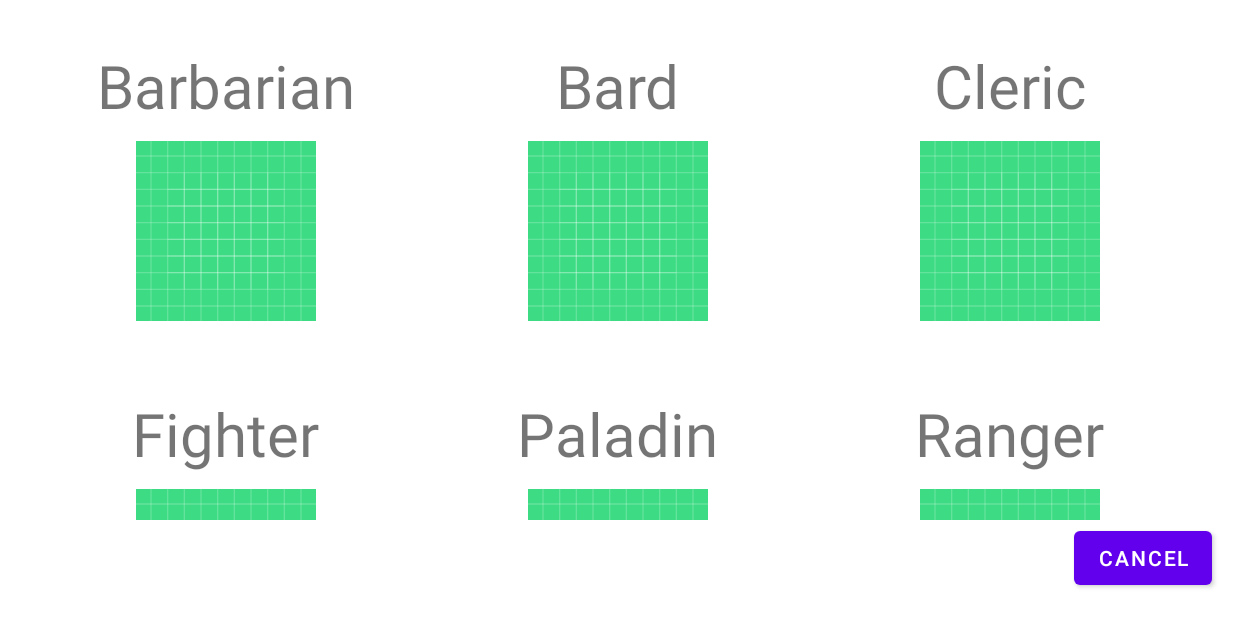
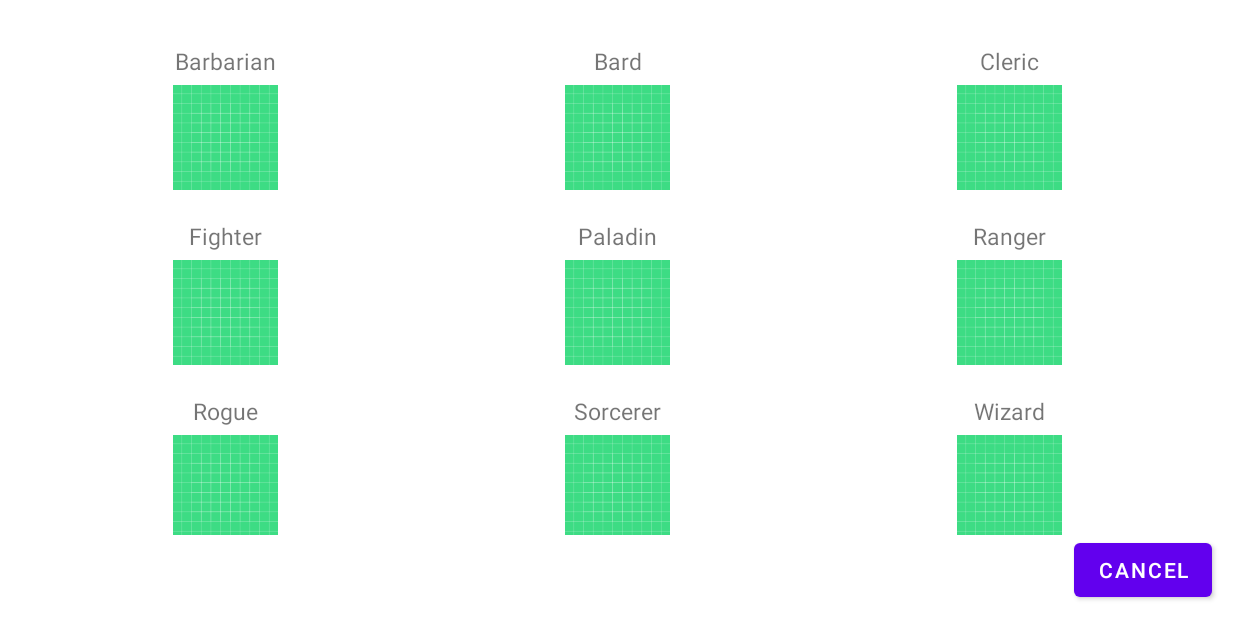
Before and after one commit to CMaio/TFG_DND, an Android app: the fragment SheetRCASelectorFragment placed in its activity, on a phone screen of 824 x 412 dp (held sideways). Run offline under Robolectric (Android 15) with nearby library versions, the phone set to English and light mode, and no system bars; our stand-ins replace Firebase (no records; nobody signed in at launch, a user with empty details on screens opened directly); pictures from the network do not load.

Commit message:
Arreglado error que no se mostraba bien los nombres

```diff
--- a/app/src/main/java/com/claudiomaiorana/tfg_dnd/usecases/character/fragment/CharacterListFragment.java
+++ b/app/src/main/java/com/claudiomaiorana/tfg_dnd/usecases/character/fragment/CharacterListFragment.java
@@ -67,8 +67,8 @@ public class CharacterListFragment extends Fragment implements AdapterCharacters
         adapter = new AdapterCharacters(dataSet, this, getActivity());
         rv_list.setAdapter(adapter);
 
-        Handler handler = new Handler();
-        handler.postDelayed(new CharacterListFragment.MyRunneable(this),0);
+       /* Handler handler = new Handler();
+        handler.postDelayed(new CharacterListFragment.MyRunneable(this),0);*/
 
         return fragmentV;
     }
--- a/app/src/main/java/com/claudiomaiorana/tfg_dnd/usecases/character/fragment/SheetRCASelectorFragment.java
+++ b/app/src/main/java/com/claudiomaiorana/tfg_dnd/usecases/character/fragment/SheetRCASelectorFragment.java
@@ -57,7 +57,7 @@ public class SheetRCASelectorFragment extends Fragment implements AdapterRCASele
 
         RecyclerView.LayoutManager layoutManager = new GridLayoutManager(getContext(),3);
         rv_rca.setLayoutManager(layoutManager);
-        if(data== null){
+        if(data == null){
             generateData();
         }
 
--- a/app/src/main/res/layout-land/fragment_sheet_rca_selector.xml
+++ b/app/src/main/res/layout-land/fragment_sheet_rca_selector.xml
@@ -14,7 +14,7 @@
         android:layout_marginStart="20dp"
         android:layout_marginTop="20dp"
         android:layout_marginEnd="20dp"
-        android:layout_marginBottom="65dp"
+        android:layout_marginBottom="55dp"
         app:spanCount="3"/>
 
 
@@ -24,6 +24,7 @@
         android:layout_height="wrap_content"
         android:text="@string/cancelButton"
         android:layout_gravity="bottom|end"
-        android:layout_margin="16dp" />
+        android:layout_marginBottom="8dp"
+        android:layout_marginEnd="16dp" />
 
 </FrameLayout>
--- a/app/src/main/res/layout-land/row_rca_element.xml
+++ b/app/src/main/res/layout-land/row_rca_element.xml
@@ -4,7 +4,7 @@
     xmlns:tools="http://schemas.android.com/tools"
     android:layout_width="match_parent"
     android:layout_height="wrap_content"
-    android:layout_marginBottom="10dp"
+    android:layout_marginBottom="0dp"
     android:layout_weight="1"
     android:foregroundGravity="center_vertical"
     android:layout_gravity="center|top"
@@ -16,15 +16,15 @@
         android:layout_width="wrap_content"
         android:layout_height="wrap_content"
         android:layout_marginTop="10dp"
-        android:layout_marginBottom="10dp"
+        android:layout_marginBottom="5dp"
         android:text="hola"
-        android:textSize="40sp" />
+        android:textSize="15sp" />
 
     <ImageView
         android:id="@+id/img_faceRCAElement"
-        android:layout_width="120dp"
-        android:layout_height="120dp"
-        android:layout_marginBottom="28dp"
+        android:layout_width="70dp"
+        android:layout_height="70dp"
+        android:layout_marginBottom="10dp"
         android:visibility="visible"
         app:srcCompat="@drawable/ic_launcher_background"
         tools:ignore="ImageContrastCheck"
```
Also changed, not shown: app/src/main/java/com/claudiomaiorana/tfg_dnd/usecases/character/fragment/CharacterSheetFragment.java (+18 -3 lines).
